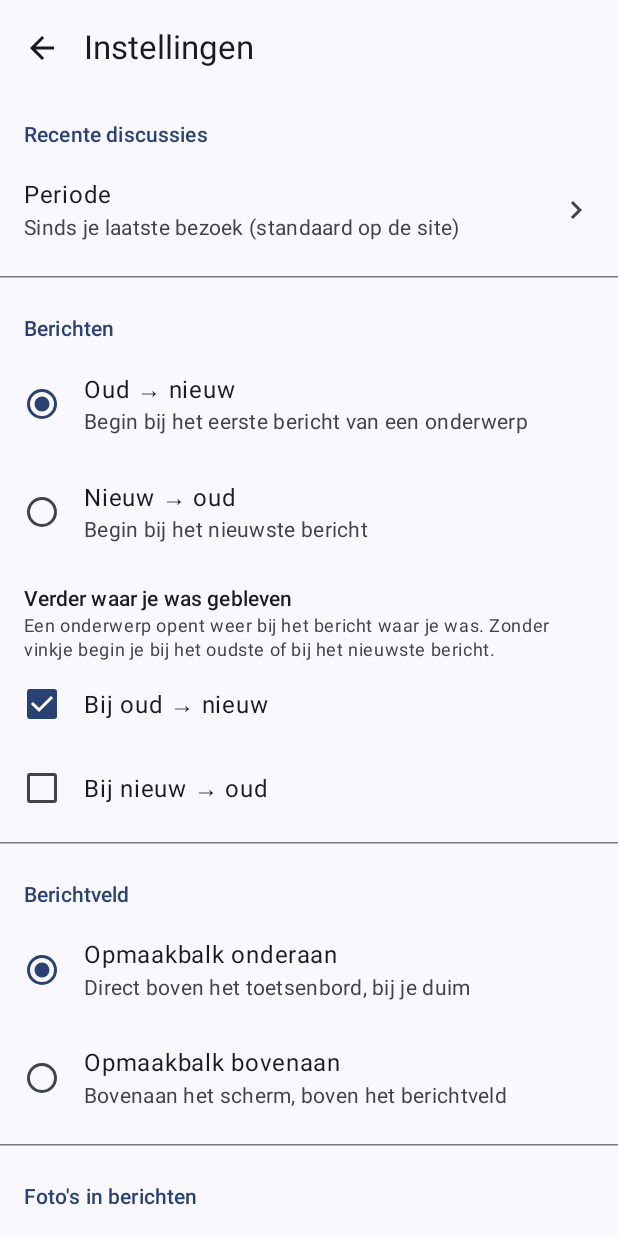
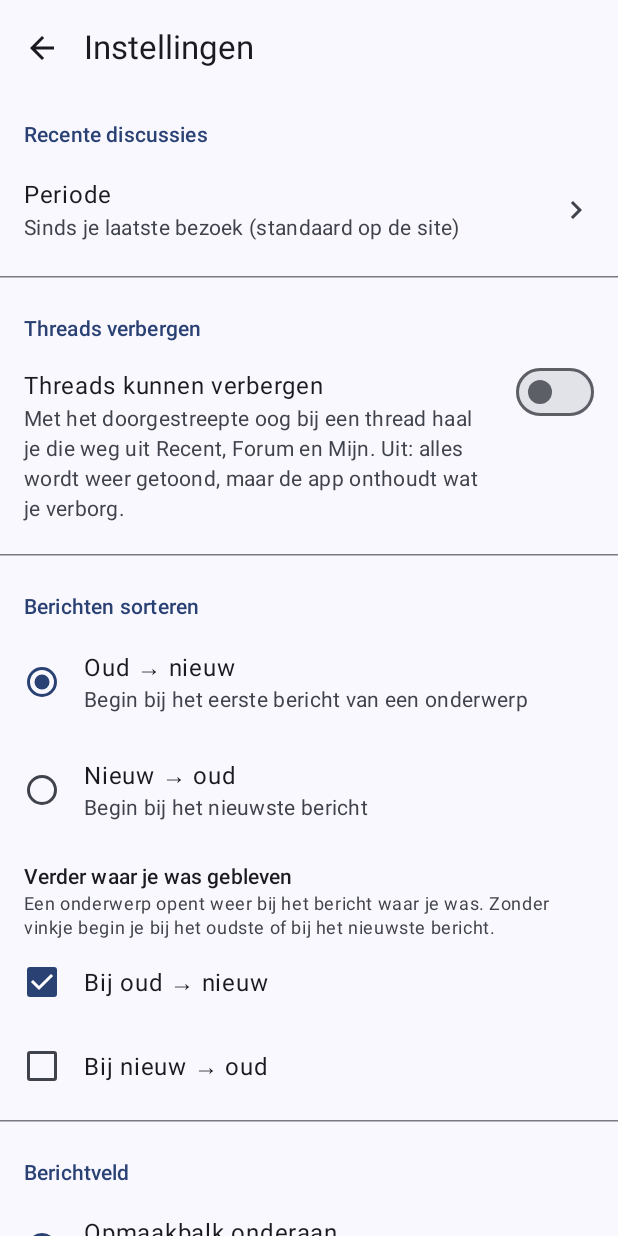
Before and after one commit to kwillems/Zeilersforum, an Android app built with Jetpack Compose: the screen it shows after launch (MainActivity), after a tap on "Instellingen", on a phone screen of 412 x 824 dp. Run offline under Robolectric (Android 15) with nearby library versions, the phone set to English and light mode, and no system bars; our stand-ins replace navigation suite; pictures from the network do not load.

Commit message:
Threads verbergen
Bij Instellingen -> Threads verbergen staat een schakelaar (standaard
uit). Staat die aan, dan heeft elke thread in Recent, Forum en Mijn een
knop (doorgestreept oog) om hem te verbergen, met 'Ongedaan maken'.
Verborgen threads blijven weg, ook bij nieuwe reacties. Onder
Instellingen staat een overzicht waar je ze weer kunt tonen. Alleen op
dit toestel (SharedPreferences 'hidden_topics').

Kopje 'Berichten' in Instellingen heet nu 'Berichten sorteren'.
README bijgewerkt.

```diff
--- a/app/src/main/java/nl/kwillems/zeilersforum/ZfApp.kt
+++ b/app/src/main/java/nl/kwillems/zeilersforum/ZfApp.kt
@@ -29,6 +29,8 @@ class ZfApp : Application(), SingletonImageLoader.Factory {
         private set
     lateinit var readingPositions: nl.kwillems.zeilersforum.data.ReadingPositions
         private set
+    lateinit var hiddenTopics: nl.kwillems.zeilersforum.data.HiddenTopics
+        private set
 
     override fun onCreate() {
         super.onCreate()
@@ -45,6 +47,7 @@ class ZfApp : Application(), SingletonImageLoader.Factory {
         )
         settings = SettingsRepository(this)
         readingPositions = nl.kwillems.zeilersforum.data.ReadingPositions(getSharedPreferences("reading", MODE_PRIVATE))
+        hiddenTopics = nl.kwillems.zeilersforum.data.HiddenTopics(getSharedPreferences("hidden_topics", MODE_PRIVATE))
         startRecentPrefetch()
         updates = nl.kwillems.zeilersforum.data.UpdateManager(this, client, settings)
         if (BuildConfig.DEBUG) {
--- /dev/null
+++ b/app/src/main/java/nl/kwillems/zeilersforum/data/HiddenTopics.kt
@@ -0,0 +1,46 @@
+package nl.kwillems.zeilersforum.data
+
+import android.content.SharedPreferences
+import kotlinx.coroutines.flow.MutableStateFlow
+import kotlinx.coroutines.flow.StateFlow
+
+/**
+ * Onderwerpen die je hebt verborgen, alleen op dit toestel. Per onderwerp-id de titel
+ * (voor de lijst bij Instellingen) en wanneer je het verborg.
+ */
+class HiddenTopics(private val prefs: SharedPreferences) {
+
+    data class Hidden(val id: String, val title: String, val time: Long)
+
+    private val _items = MutableStateFlow(load())
+    /** Nieuwste eerst. */
+    val items: StateFlow<List<Hidden>> = _items
+
+    fun hide(id: String, title: String) {
+        if (id.isBlank()) return
+        prefs.edit().putString(id, encode(Hidden(id, title, System.currentTimeMillis()))).apply()
+        _items.value = load()
+    }
+
+    fun show(id: String) {
+        prefs.edit().remove(id).apply()
+        _items.value = load()
+    }
+
+    fun showAll() {
+        prefs.edit().clear().apply()
+        _items.value = emptyList()
+    }
+
+    private fun load(): List<Hidden> =
+        prefs.all.mapNotNull { (k, v) -> decode(k, v as? String) }.sortedByDescending { it.time }
+
+    companion object {
+        fun encode(h: Hidden) = "${h.time}|${h.title}"
+
+        fun decode(id: String, s: String?): Hidden? {
+            val time = s?.substringBefore('|', "")?.toLongOrNull() ?: return null
+            return Hidden(id, s.substringAfter('|'), time)
+        }
+    }
+}
--- a/app/src/main/java/nl/kwillems/zeilersforum/data/SettingsRepository.kt
+++ b/app/src/main/java/nl/kwillems/zeilersforum/data/SettingsRepository.kt
@@ -26,6 +26,8 @@ data class Settings(
     val searchPeriod: SearchPeriod = SearchPeriod.YEAR,
     /** Opmaakbalk bovenaan (boven het berichtveld) in plaats van onderaan (boven het toetsenbord). */
     val editorToolbarTop: Boolean = false,
+    /** Knop bij elk onderwerp in de lijsten om het te verbergen; verborgen onderwerpen weglaten. */
+    val hideTopics: Boolean = false,
 ) {
     fun resumesFor(order: PostOrder) = when (order) {
         PostOrder.OLDEST_FIRST -> resumeOldestFirst
@@ -69,6 +71,7 @@ class SettingsRepository(private val context: Context) {
             resumeNewestFirst = p[RESUME_NEWEST] ?: (p[RESUME_MODE] == "ALWAYS"),
             searchPeriod = p[SEARCH_PERIOD]?.let { runCatching { SearchPeriod.valueOf(it) }.getOrNull() } ?: SearchPeriod.YEAR,
             editorToolbarTop = p[EDITOR_TOOLBAR_TOP] ?: false,
+            hideTopics = p[HIDE_TOPICS] ?: false,
         )
     }
 
@@ -82,6 +85,7 @@ class SettingsRepository(private val context: Context) {
     suspend fun setResumeNewestFirst(v: Boolean) = context.dataStore.edit { it[RESUME_NEWEST] = v }
     suspend fun setSearchPeriod(v: SearchPeriod) = context.dataStore.edit { it[SEARCH_PERIOD] = v.name }
     suspend fun setEditorToolbarTop(v: Boolean) = context.dataStore.edit { it[EDITOR_TOOLBAR_TOP] = v }
+    suspend fun setHideTopics(v: Boolean) = context.dataStore.edit { it[HIDE_TOPICS] = v }
     suspend fun setImageMode(v: ImageMode) = context.dataStore.edit { it[IMAGE_MODE] = v.name; it.remove(IMAGES) }
 
 
@@ -99,5 +103,6 @@ class SettingsRepository(private val context: Context) {
         val RESUME_NEWEST = booleanPreferencesKey("resume_newest_first")
         val SEARCH_PERIOD = stringPreferencesKey("search_period")
         val EDITOR_TOOLBAR_TOP = booleanPreferencesKey("editor_toolbar_top")
+        val HIDE_TOPICS = booleanPreferencesKey("hide_topics")
     }
 }
--- a/app/src/main/java/nl/kwillems/zeilersforum/ui/screens/SettingsScreen.kt
+++ b/app/src/main/java/nl/kwillems/zeilersforum/ui/screens/SettingsScreen.kt
@@ -67,6 +67,29 @@ fun SettingsScreen(app: ZfApp, onBack: () -> Unit, onLogin: () -> Unit) {
     var choosePeriod by remember { mutableStateOf(false) }
     val ctx = androidx.compose.ui.platform.LocalContext.current
     var appIcon by remember { mutableStateOf(AppIcon.current(ctx)) }
+    val hidden by app.hiddenTopics.items.collectAsStateWithLifecycle()
+    var showHidden by remember { mutableStateOf(false) }
+
+    if (showHidden) AlertDialog(
+        onDismissRequest = { showHidden = false },
+        title = { Text("Verborgen threads") },
+        text = {
+            if (hidden.isEmpty()) Text("Er zijn geen verborgen threads meer.")
+            else Column(Modifier.verticalScroll(rememberScrollState())) {
+                hidden.forEach { h ->
+                    ListItem(
+                        headlineContent = { Text(h.title.ifBlank { "Thread ${h.id}" }, maxLines = 2, overflow = androidx.compose.ui.text.style.TextOverflow.Ellipsis) },
+                        trailingContent = { TextButton(onClick = { app.hiddenTopics.show(h.id) }) { Text("Tonen") } },
+                        colors = androidx.compose.material3.ListItemDefaults.colors(containerColor = androidx.compose.ui.graphics.Color.Transparent),
+                    )
+                }
+            }
+        },
+        confirmButton = { TextButton(onClick = { showHidden = false }) { Text("Sluiten") } },
+        dismissButton = if (hidden.size > 1) {
+            { TextButton(onClick = { app.hiddenTopics.showAll(); showHidden = false }) { Text("Alles tonen") } }
+        } else null,
+    )
 
     if (choosePeriod) AlertDialog(
         onDismissRequest = { choosePeriod = false },
@@ -113,7 +136,21 @@ fun SettingsScreen(app: ZfApp, onBack: () -> Unit, onLogin: () -> Unit) {
             )
             HorizontalDivider(Modifier.padding(vertical = 8.dp))
 
-            Section("Berichten")
+            Section("Threads verbergen")
+            Toggle(
+                "Threads kunnen verbergen",
+                "Met het doorgestreepte oog bij een thread haal je die weg uit Recent, Forum en Mijn. Uit: alles wordt weer getoond, maar de app onthoudt wat je verborg.",
+                s.hideTopics,
+            ) { scope.launch { app.settings.setHideTopics(it) } }
+            if (hidden.isNotEmpty()) ListItem(
+                headlineContent = { Text("Verborgen threads (${hidden.size})") },
+                supportingContent = { Text("Tik om ze te bekijken of weer te tonen") },
+                trailingContent = { Icon(Icons.AutoMirrored.Filled.KeyboardArrowRight, null) },
+                modifier = Modifier.selectable(selected = false, role = Role.Button, onClick = { showHidden = true }),
+            )
+            HorizontalDivider(Modifier.padding(vertical = 8.dp))
+
+            Section("Berichten sorteren")
             Choice("Oud → nieuw", "Begin bij het eerste bericht van een onderwerp", s.postOrder == PostOrder.OLDEST_FIRST) {
                 scope.launch { app.settings.setPostOrder(PostOrder.OLDEST_FIRST) }
             }
--- a/app/src/main/java/nl/kwillems/zeilersforum/ui/screens/TopicsScreen.kt
+++ b/app/src/main/java/nl/kwillems/zeilersforum/ui/screens/TopicsScreen.kt
@@ -21,6 +21,13 @@ import androidx.compose.material.icons.automirrored.filled.KeyboardArrowRight
 import androidx.compose.material.icons.filled.Attachment
 import androidx.compose.material.icons.filled.Folder
 import androidx.compose.material.icons.outlined.ChatBubbleOutline
+import androidx.compose.material.icons.outlined.VisibilityOff
+import androidx.compose.material3.IconButton
+import androidx.compose.material3.SnackbarDuration
+import androidx.compose.material3.SnackbarHost
+import androidx.compose.material3.SnackbarHostState
+import androidx.compose.material3.SnackbarResult
+import androidx.compose.runtime.rememberCoroutineScope
 import androidx.compose.material3.Badge
 import androidx.compose.material3.CircularProgressIndicator
 import androidx.compose.material3.ElevatedCard
@@ -71,7 +78,7 @@ data class TopicListState(
 
 /** Een lijst met onderwerpen die pagina voor pagina geladen wordt (recent, categorie, mijn onderwerpen). */
 class TopicListViewModel(
-    private val app: ZfApp,
+    val app: ZfApp,
     private var baseUrl: String,
     private val needsLogin: Boolean = false,
 ) : ViewModel() {
@@ -164,9 +171,25 @@ fun TopicListContent(
     header: LazyListScope.() -> Unit = {},
 ) {
     val state by vm.state.collectAsStateWithLifecycle()
+    val hideEnabled = vm.app.settings.settings.collectAsStateWithLifecycle(initialValue = null).value?.hideTopics == true
+    val hidden by vm.app.hiddenTopics.items.collectAsStateWithLifecycle()
+    val topics = remember(state.topics, hidden, hideEnabled) {
+        if (!hideEnabled || hidden.isEmpty()) state.topics
+        else hidden.mapTo(HashSet()) { it.id }.let { ids -> state.topics.filter { it.id !in ids } }
+    }
+    val snackbar = remember { SnackbarHostState() }
+    val scope = rememberCoroutineScope()
+    val hide: (TopicSummary) -> Unit = { topic ->
+        vm.app.hiddenTopics.hide(topic.id, topic.title)
+        scope.launch {
+            snackbar.currentSnackbarData?.dismiss()
+            val r = snackbar.showSnackbar("Thread verborgen", actionLabel = "Ongedaan maken", duration = SnackbarDuration.Short)
+            if (r == SnackbarResult.ActionPerformed) vm.app.hiddenTopics.show(topic.id)
+        }
+    }
     val listState = rememberLazyListState()
     // Nieuwe onderwerpen bovenaan na verversen (ook na het tonen van de bewaarde versie) in beeld houden.
-    nl.kwillems.zeilersforum.ui.components.StickToTop(listState, state.topics.firstOrNull()?.id, isItem = { (it as? String)?.startsWith("c") != true })
+    nl.kwillems.zeilersforum.ui.components.StickToTop(listState, topics.firstOrNull()?.id, isItem = { (it as? String)?.startsWith("c") != true })
     val nearEnd by remember {
         derivedStateOf {
             val last = listState.layoutInfo.visibleItemsInfo.lastOrNull()?.index ?: 0
@@ -176,7 +199,8 @@ fun TopicListContent(
     }
     LaunchedEffect(nearEnd, state.topics.size, state.refreshing, state.loading) { if (nearEnd) vm.loadMore() }
 
-    PullToRefreshBox(isRefreshing = state.refreshing, onRefresh = { vm.refresh() }, modifier = modifier.fillMaxSize()) {
+    Box(modifier.fillMaxSize()) {
+        PullToRefreshBox(isRefreshing = state.refreshing, onRefresh = { vm.refresh() }, modifier = Modifier.fillMaxSize()) {
             when {
                 state.needsLogin -> loginPrompt()
                 state.topics.isEmpty() && state.subcategories.isEmpty() && state.loading ->
@@ -194,19 +218,28 @@ fun TopicListContent(
                         items(state.subcategories, key = { "c" + it.url }) { c -> CategoryCard(c, onClick = { onOpenCategory(c) }) }
                         if (state.topics.isNotEmpty()) item { SectionLabel("Onderwerpen") }
                     }
-                items(state.topics, key = { it.id }) { topic ->
-                    TopicCard(topic, onClick = { onOpenTopic(topic) }, modifier = Modifier.animateItem())
+                    items(topics, key = { it.id }) { topic ->
+                        TopicCard(
+                            topic, onClick = { onOpenTopic(topic) },
+                            onHide = if (hideEnabled) { { hide(topic) } } else null,
+                            modifier = Modifier.animateItem(),
+                        )
                     }
                     if (state.loading) item {
                         Box(Modifier.fillMaxWidth().padding(16.dp), contentAlignment = Alignment.Center) {
                             CircularProgressIndicator(Modifier.size(28.dp))
                         }
                     }
-                if (!state.loading && state.topics.isEmpty() && state.subcategories.isEmpty()) item {
-                    Text(emptyText, color = MaterialTheme.colorScheme.outline, modifier = Modifier.padding(16.dp))
+                    if (!state.loading && topics.isEmpty() && state.subcategories.isEmpty()) item {
+                        Text(
+                            if (state.topics.isNotEmpty()) "Alle threads hier zijn verborgen" else emptyText,
+                            color = MaterialTheme.colorScheme.outline, modifier = Modifier.padding(16.dp),
+                        )
                     }
                 }
             }
+        }
+        SnackbarHost(snackbar, Modifier.align(Alignment.BottomCenter).padding(bottom = 8.dp))
     }
 }
 
@@ -221,7 +254,7 @@ fun SectionLabel(text: String, modifier: Modifier = Modifier) {
 }
 
 @Composable
-fun TopicCard(topic: TopicSummary, onClick: () -> Unit, modifier: Modifier = Modifier) {
+fun TopicCard(topic: TopicSummary, onClick: () -> Unit, modifier: Modifier = Modifier, onHide: (() -> Unit)? = null) {
     ElevatedCard(modifier = modifier.fillMaxWidth().clickable(onClick = onClick)) {
         Column(Modifier.padding(horizontal = 16.dp, vertical = 12.dp)) {
             Row(verticalAlignment = Alignment.CenterVertically) {
@@ -247,6 +280,15 @@ fun TopicCard(topic: TopicSummary, onClick: () -> Unit, modifier: Modifier = Mod
                     Icon(Icons.Outlined.ChatBubbleOutline, null, Modifier.size(12.dp))
                     Spacer(Modifier.width(3.dp))
                     Text(topic.replies.toString())
+                }
+                if (onHide != null) {
+                    // Klein houden: de kaart zelf blijft het tikdoel om het onderwerp te openen.
+                    IconButton(onClick = onHide, modifier = Modifier.padding(start = 4.dp).size(28.dp)) {
+                        Icon(
+                            Icons.Outlined.VisibilityOff, "Thread verbergen",
+                            tint = MaterialTheme.colorScheme.outline, modifier = Modifier.size(18.dp),
+                        )
+                    }
                 }
             }
             Text(
```
Also changed, not shown: 2 other files. Lines whose indentation alone changed are shown as unchanged.
